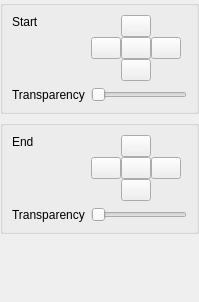
Qt form src/widgets/wipeval_ui.ui (KDE/kdenlive) before a commit.
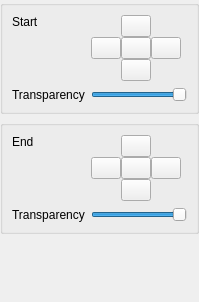
The same form after that commit.

Commit message: support transparency in wipe transitions

Patch:
```diff
--- a/src/widgets/wipeval_ui.ui
+++ b/src/widgets/wipeval_ui.ui
@@ -23,7 +23,13 @@
      </property>
      <layout class="QGridLayout" name="gridLayout_3" >
       <item row="2" column="1" colspan="2" >
-       <widget class="QSlider" name="horizontalSlider_2" >
+       <widget class="QSlider" name="end_transp" >
+        <property name="maximum" >
+         <number>100</number>
+        </property>
+        <property name="value" >
+         <number>100</number>
+        </property>
         <property name="orientation" >
          <enum>Qt::Horizontal</enum>
         </property>
@@ -171,7 +177,13 @@
      </property>
      <layout class="QGridLayout" name="gridLayout_2" >
       <item row="2" column="3" colspan="2" >
-       <widget class="QSlider" name="horizontalSlider" >
+       <widget class="QSlider" name="start_transp" >
+        <property name="maximum" >
+         <number>100</number>
+        </property>
+        <property name="value" >
+         <number>100</number>
+        </property>
         <property name="orientation" >
          <enum>Qt::Horizontal</enum>
         </property>
```
The commit also changes 1 other file.
